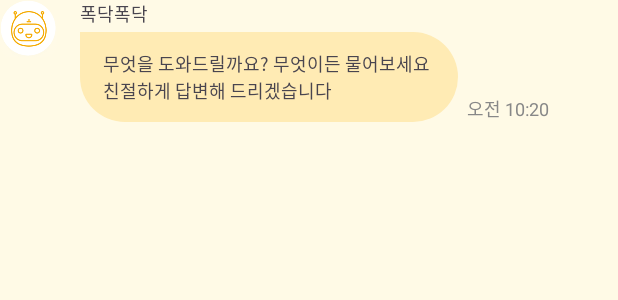
After one commit to zuhugirlfuran/PogDagPogDag, an Android app: the layout item_chat_chatbot.xml on its own in the app's theme, with its tools: preview values and no code run, on a phone screen of 412 x 824 dp. The commit adds this screen. Shown: the top 300 px of the screen. Run offline under Robolectric (Android 15) with nearby library versions, the light colour scheme and no system bars.

Commit message:
ChatBotFragment 구현

```diff
--- /dev/null
+++ b/snuggle_final_app/app/src/main/res/drawable/chatbot_message_bubble.xml
@@ -0,0 +1,8 @@
+<shape xmlns:android="http://schemas.android.com/apk/res/android">
+    <solid android:color="#FFEBB4" />
+    <corners
+        android:topRightRadius="30dp"
+        android:bottomRightRadius="30dp"
+        android:bottomLeftRadius="30dp"/>
+    <padding android:left="10dp" android:right="10dp" android:top="5dp" android:bottom="5dp"/>
+</shape>
--- /dev/null
+++ b/snuggle_final_app/app/src/main/res/layout/item_chat_chatbot.xml
@@ -0,0 +1,61 @@
+<?xml version="1.0" encoding="utf-8"?>
+<LinearLayout xmlns:android="http://schemas.android.com/apk/res/android"
+    android:layout_width="match_parent"
+    android:layout_height="wrap_content"
+    android:orientation="vertical">
+
+    <LinearLayout
+        android:layout_width="match_parent"
+        android:layout_height="wrap_content"
+        android:orientation="horizontal">
+
+        <ImageView
+            android:layout_width="38dp"
+            android:layout_height="38dp"
+            android:layout_marginRight="15dp"
+            android:src="@drawable/chat_chatbot_profile" />
+
+        <LinearLayout
+            android:layout_width="0dp"
+            android:layout_height="wrap_content"
+            android:layout_weight="1"
+            android:orientation="vertical">
+
+            <TextView
+                android:layout_width="wrap_content"
+                android:layout_height="wrap_content"
+                android:layout_marginBottom="3dp"
+                android:text="폭닥폭닥"
+                android:textSize="12sp" />
+
+            <TextView
+                android:id="@+id/text_message"
+                android:layout_width="match_parent"
+                android:layout_height="wrap_content"
+                android:background="@drawable/chatbot_message_bubble"
+                android:ellipsize="end"
+                android:maxWidth="300dp"
+                android:paddingLeft="15dp"
+                android:paddingTop="12dp"
+                android:paddingRight="12dp"
+                android:paddingBottom="12dp"
+                android:scrollHorizontally="false"
+                android:text="무엇을 도와드릴까요? 무엇이든 물어보세요 친절하게 답변해 드리겠습니다"
+                android:textSize="12sp" />
+
+        </LinearLayout>
+
+        <TextView
+            android:id="@+id/text_time"
+            android:layout_width="wrap_content"
+            android:layout_height="wrap_content"
+            android:layout_gravity="bottom"
+            android:layout_marginLeft="6dp"
+            android:layout_marginRight="46dp"
+            android:text="오전 10:20"
+            android:textColor="#888888"
+            android:textSize="12sp" />
+
+    </LinearLayout>
+
+</LinearLayout>
```
Also changed, not shown: snuggle_final_app/app/src/main/java/com/ssafy/snuggle_final_app/MainActivity.kt (+5 -4 lines), snuggle_final_app/app/src/main/java/com/ssafy/snuggle_final_app/chatbot/ChatBotAdapter.kt (added, +59 -0 lines), snuggle_final_app/app/src/main/java/com/ssafy/snuggle_final_app/chatbot/ChatBotFragment.kt (added, +72 -0 lines), snuggle_final_app/app/src/main/res/drawable/user_message_bubble.xml (added, +8 -0 lines), snuggle_final_app/app/src/main/res/layout/fragment_chat_bot.xml (added, +68 -0 lines), snuggle_final_app/app/src/main/res/layout/item_chat_user.xml (added, +47 -0 lines), snuggle_final_app/app/src/main/res/drawable/chat_btn_plus.png (added), snuggle_final_app/app/src/main/res/drawable/chat_chatbot_profile.png (added), snuggle_final_app/app/src/main/res/drawable/chat_et_background.png (added), snuggle_final_app/app/src/main/res/drawable/chat_send.png (added).
